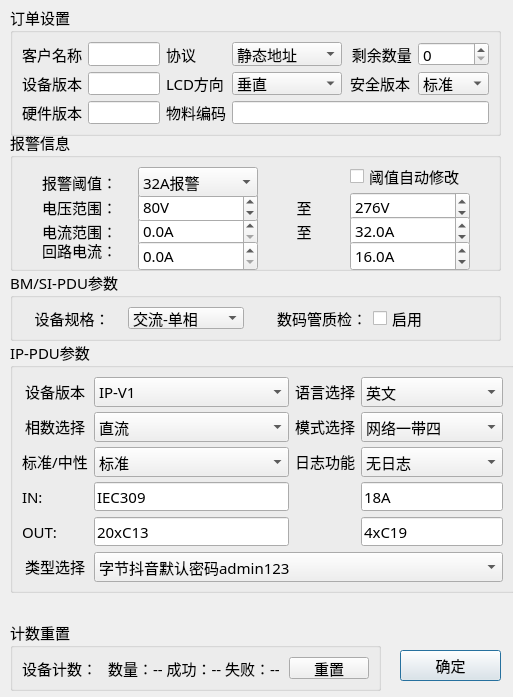
Qt form PDU-MonitorTest/home/home_setdlg.ui (ChinaClever/PDU-MonitorTool) before a commit.
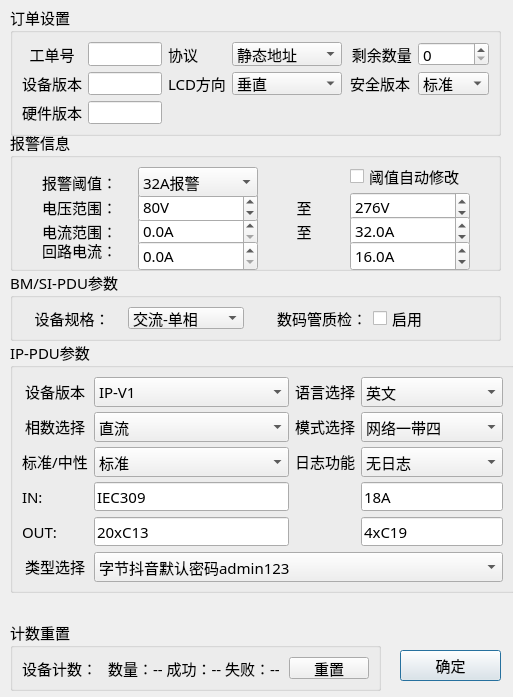
The same form after that commit.

Diff of the .ui file:
```diff
--- a/PDU-MonitorTest/home/home_setdlg.ui
+++ b/PDU-MonitorTest/home/home_setdlg.ui
@@ -39,7 +39,11 @@
    </property>
    <layout class="QGridLayout" name="gridLayout">
     <item row="0" column="1">
-     <widget class="QLineEdit" name="userEdit"/>
+     <widget class="QLineEdit" name="userEdit">
+      <property name="clearButtonEnabled">
+       <bool>false</bool>
+      </property>
+     </widget>
     </item>
     <item row="1" column="5">
      <widget class="QComboBox" name="securityBox">
@@ -71,7 +75,7 @@
        </size>
       </property>
       <property name="text">
-       <string>客户名称</string>
+       <string>工单号</string>
       </property>
       <property name="alignment">
        <set>Qt::AlignCenter</set>
@@ -194,16 +198,6 @@
     <item row="2" column="1">
      <widget class="QLineEdit" name="hwEdit"/>
     </item>
-    <item row="2" column="2">
-     <widget class="QLabel" name="label_24">
-      <property name="text">
-       <string>物料编码</string>
-      </property>
-     </widget>
-    </item>
-    <item row="2" column="3" colspan="3">
-     <widget class="QLineEdit" name="pnEdit"/>
-    </item>
    </layout>
   </widget>
   <widget class="QGroupBox" name="groupBox_1">
```
